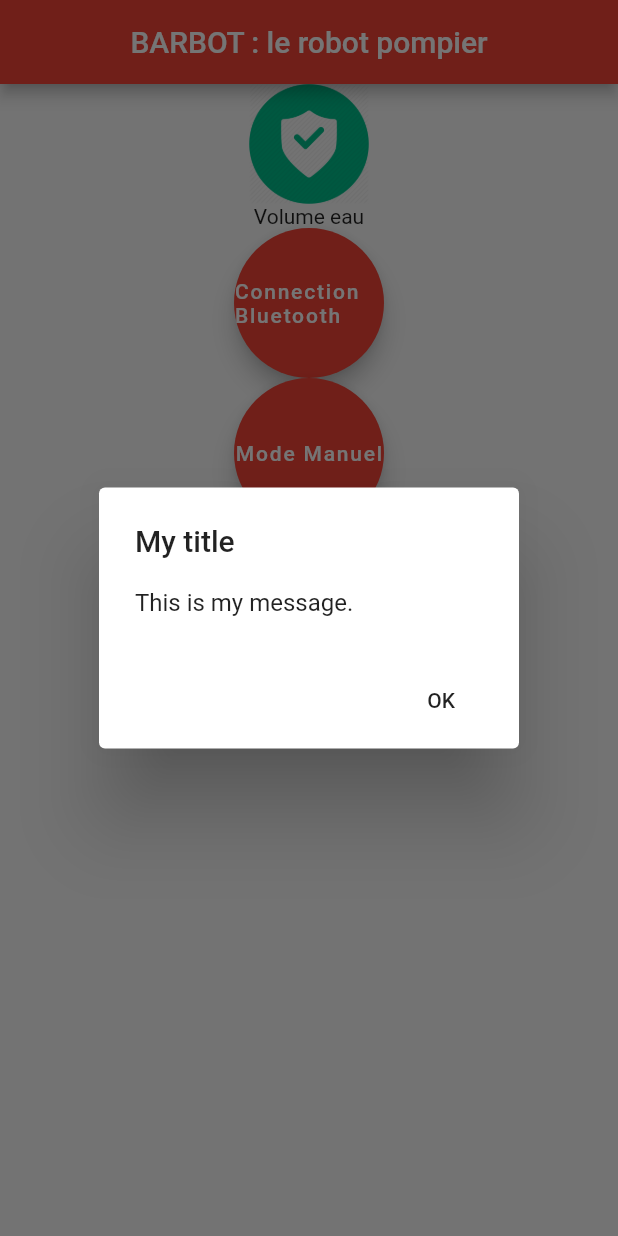
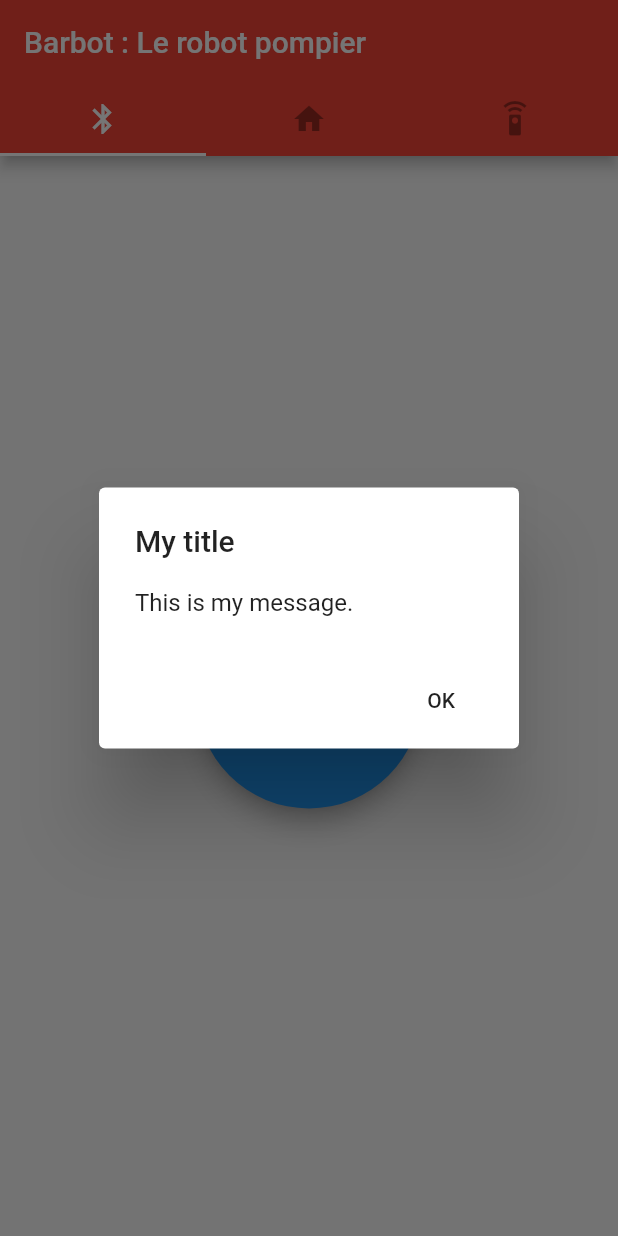
Before and after one commit to cecloclo/barb_bot, a Flutter app: the screen it shows after launch, after a tap on "Connection Bluetooth", on a phone screen of 412 x 824 dp. Run offline on Flutter 3.47's test engine with Material 2 defaults, Android fonts, the phone set to English and light mode, and no system bars.

Commit message:
j'ai completement changé le home screen et j'ai mis des nouveau truc mais tous tes bails il marchent

```diff
--- a/lib/main.dart
+++ b/lib/main.dart
@@ -40,6 +40,80 @@ class _MyHomePageState extends State<MyHomePage> {
 
   @override
   Widget build(BuildContext context) {
+    return MaterialApp(
+      home: DefaultTabController(
+        length: 3,
+        child: Scaffold(
+          appBar: AppBar(
+            backgroundColor: Colors.red,
+            bottom: TabBar(
+              tabs: [
+                Tab(icon: Icon(Icons.bluetooth)),
+                Tab(icon: Icon(Icons.home)),
+                Tab(icon: Icon(Icons.settings_remote)),
+              ],
+              unselectedLabelColor: Colors.black38,
+              indicatorColor: Colors.white,
+            ),
+            title: Text('Barbot : Le robot pompier'),
+          ),
+          body: TabBarView(
+            children: [
+              Center(
+                child: SizedBox(
+                    width: 150.0,
+                    height: 150.0,
+                    child: FloatingActionButton(
+                      onPressed: () {
+                        showAlertDialog(context);
+                      },
+                      child: Center(
+                        child: Text(
+                          "Connection Bluetooth",
+                        ),
+                      ),
+                    ),
+                ),
+              ),
+              Icon(Icons.directions_transit),
+              Icon(Icons.directions_bike),
+            ],
+          ),
+        ),
+      ),
+    );
+  }
+
+}
+  showAlertDialog(BuildContext context) {
+
+    // set up the button
+    Widget okButton = FlatButton(
+      child: Text("OK"),
+        onPressed: () => Navigator.pop(context, true),
+    );
+
+    // set up the AlertDialog
+    AlertDialog alert = AlertDialog(
+      title: Text("My title"),
+      content: Text("This is my message."),
+      actions: [
+        okButton,
+      ],
+    );
+
+    // show the dialog
+    showDialog(
+      context: context,
+      builder: (BuildContext context) {
+        return alert;
+      },
+    );
+  }
+  showManualControlMode(BuildContext context) {
+
+  }
+/* Widget build(BuildContext context) {
     // This method is rerun every time setState is called, for instance as done
     // by the _incrementCounter method above.
     Align(
@@ -54,7 +128,7 @@ class _MyHomePageState extends State<MyHomePage> {
       body: Center(
         // Center is a layout widget. It takes a single child and positions it
         // in the middle of the parent.
-
+        child : TabBar({)
         child: Column(
           // Column is also a layout widget. It takes a list of children and
           // arranges them vertically. By default, it sizes itself to fit its
@@ -102,30 +176,4 @@ class _MyHomePageState extends State<MyHomePage> {
       ),
     );
   }
-
-  showAlertDialog(BuildContext context) {
-
-    // set up the button
-    Widget okButton = FlatButton(
-      child: Text("OK"),
-      onPressed: () { },
-    );
-
-    // set up the AlertDialog
-    AlertDialog alert = AlertDialog(
-      title: Text("My title"),
-      content: Text("This is my message."),
-      actions: [
-        okButton,
-      ],
-    );
-
-    // show the dialog
-    showDialog(
-      context: context,
-      builder: (BuildContext context) {
-        return alert;
-      },
-    );
-  }
-}
+*/
```
